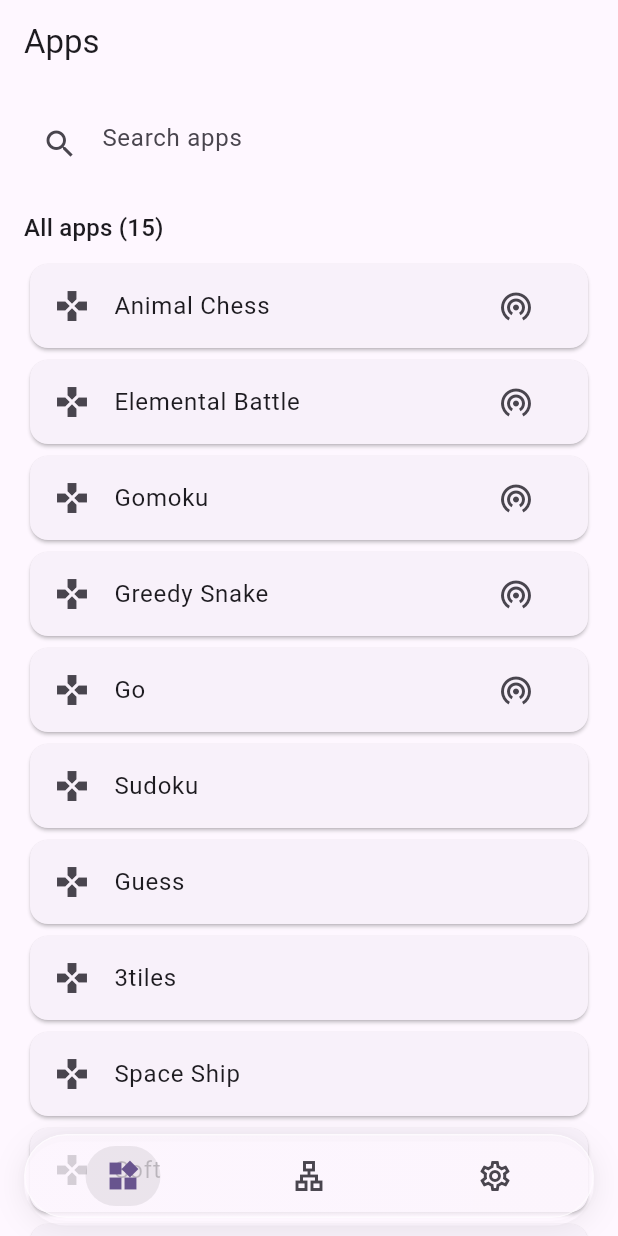
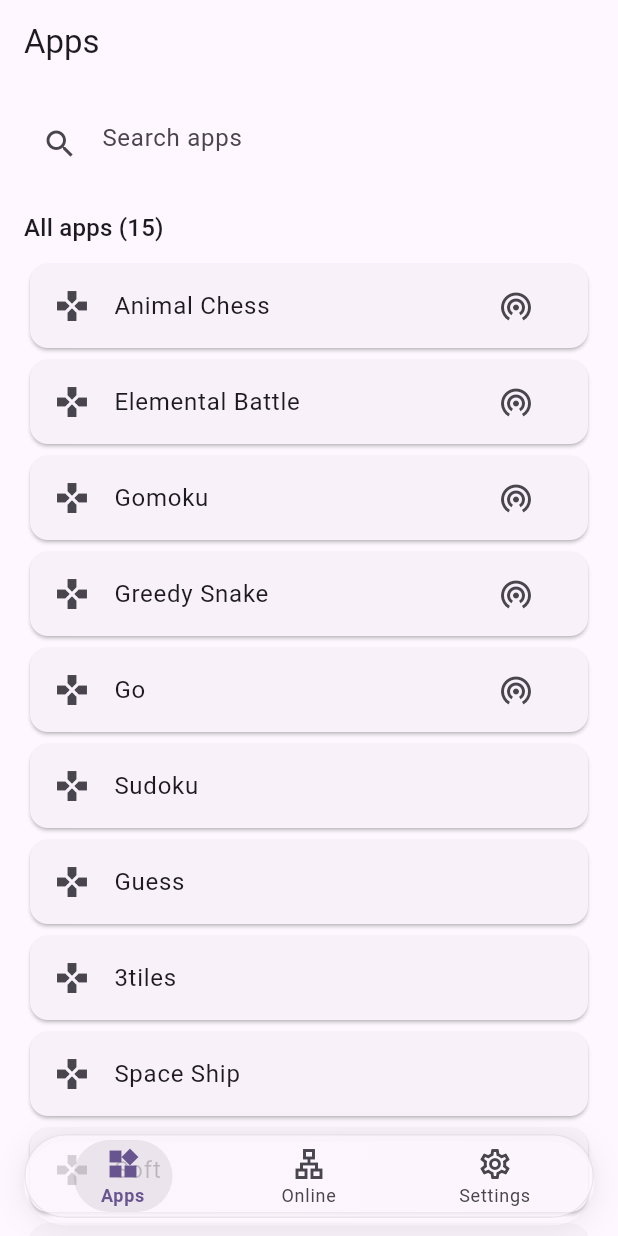
Before and after one commit to Rebort-a/treasure, a Flutter app: the screen it shows after launch, on a phone screen of 412 x 824 dp. Run offline on Flutter 3.47's test engine with Material 3 defaults, Android fonts, the phone set to English and light mode, and no system bars; our stand-ins replace file_picker, image_picker, package_info_plus.

Commit message:
feat: refine floating navigation visuals and show destination labels
- Soften the capsule border to match the selection shading
- Enlarge and slightly elongate the animated selection background
- Show labels below icons with bold text for the selected destination
- Adapt navigation height to larger accessibility text settings
- Update visual and navigation regression tests

Validation:
- flutter analyze lib
- flutter test (372 tests passed)

```diff
--- a/lib/01.home/floating_navigation_bar.dart
+++ b/lib/01.home/floating_navigation_bar.dart
@@ -20,6 +20,10 @@ class FloatingNavigationBar extends StatelessWidget {
   final List<NavigationDestination> destinations;
   final FloatingNavigationBarBackground backgroundStyle;
 
+  static const _iconSize = 24.0;
+  static const _labelFontSize = 12.0;
+  static const _labelHeight = 1.2;
+
   @override
   Widget build(BuildContext context) {
     final colors = Theme.of(context).colorScheme;
@@ -30,6 +34,15 @@ class FloatingNavigationBar extends StatelessWidget {
     final frosted =
         backgroundStyle == FloatingNavigationBarBackground.frostedGlass;
     const radius = BorderRadius.all(Radius.circular(100));
+    // 默认保持原有高度；系统放大字体时，为图标、标签及上下留白同步扩展底板和指示层。
+    final contentHeight =
+        (_iconSize +
+                2 +
+                MediaQuery.textScalerOf(context).scale(_labelFontSize) *
+                    _labelHeight +
+                6)
+            .ceilToDouble()
+            .clamp(48.0, double.infinity);
 
     final surface = DecoratedBox(
       key: const ValueKey('navigation-surface'),
@@ -47,14 +60,15 @@ class FloatingNavigationBar extends StatelessWidget {
             ),
           ],
         ),
+        // 边框与选中阴影使用相同的低透明度色调，弱化底板轮廓。
         border: Border.all(
-          color: Colors.white.withValues(alpha: dark ? 0.15 : 0.55),
+          color: colors.onSurface.withValues(alpha: dark ? 0.12 : 0.08),
         ),
       ),
       child: Padding(
         padding: const EdgeInsets.all(4),
         child: SizedBox(
-          height: 48,
+          height: contentHeight,
           child: Stack(
             fit: StackFit.expand,
             children: [
@@ -70,10 +84,10 @@ class FloatingNavigationBar extends StatelessWidget {
                     widthFactor: 1 / destinations.length,
                     heightFactor: 1,
                     child: Center(
-                      // 指示层只包围图标，不铺满整个标签的点击区域。
+                      // 指示层横向略微拉长，上下保留 4 像素间距，不铺满标签点击区域。
                       child: SizedBox(
-                        width: 50,
-                        height: 40,
+                        width: 66,
+                        height: contentHeight,
                         child: DecoratedBox(
                           key: const ValueKey('navigation-selection'),
                           decoration: BoxDecoration(
@@ -182,11 +196,35 @@ class FloatingNavigationBar extends StatelessWidget {
                 ),
                 child: ExcludeSemantics(
                   child: Center(
-                    child: IconTheme(
-                      data: IconThemeData(size: 24, color: color),
-                      child: selected
-                          ? destination.selectedIcon ?? destination.icon
-                          : destination.icon,
+                    child: Padding(
+                      padding: const EdgeInsets.symmetric(horizontal: 4),
+                      child: Column(
+                        mainAxisSize: MainAxisSize.min,
+                        children: [
+                          IconTheme(
+                            data: IconThemeData(size: _iconSize, color: color),
+                            child: selected
+                                ? destination.selectedIcon ?? destination.icon
+                                : destination.icon,
+                          ),
+                          const SizedBox(height: 2),
+                          Text(
+                            destination.label,
+                            maxLines: 1,
+                            overflow: TextOverflow.ellipsis,
+                            textAlign: TextAlign.center,
+                            style: Theme.of(context).textTheme.labelSmall
+                                ?.copyWith(
+                                  color: color,
+                                  fontSize: _labelFontSize,
+                                  height: _labelHeight,
+                                  fontWeight: selected
+                                      ? FontWeight.bold
+                                      : FontWeight.normal,
+                                ),
+                          ),
+                        ],
+                      ),
                     ),
                   ),
                 ),
```
Also changed, not shown: 2 other files.
